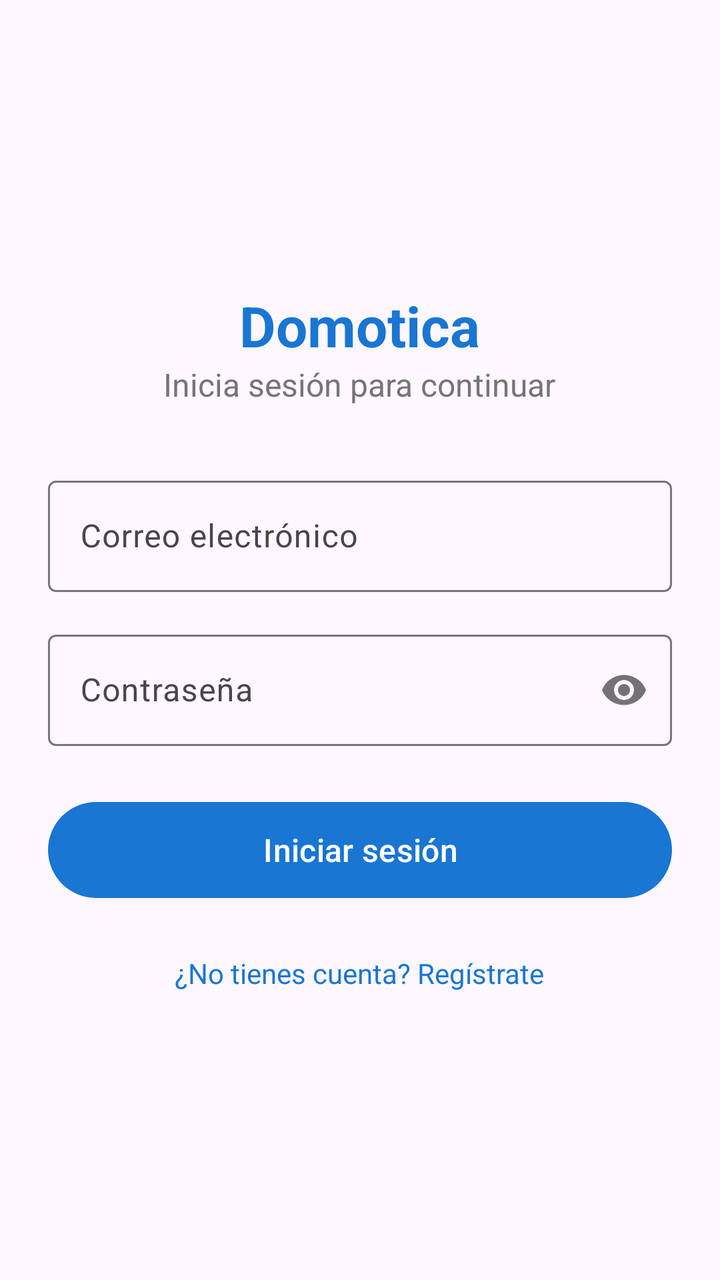
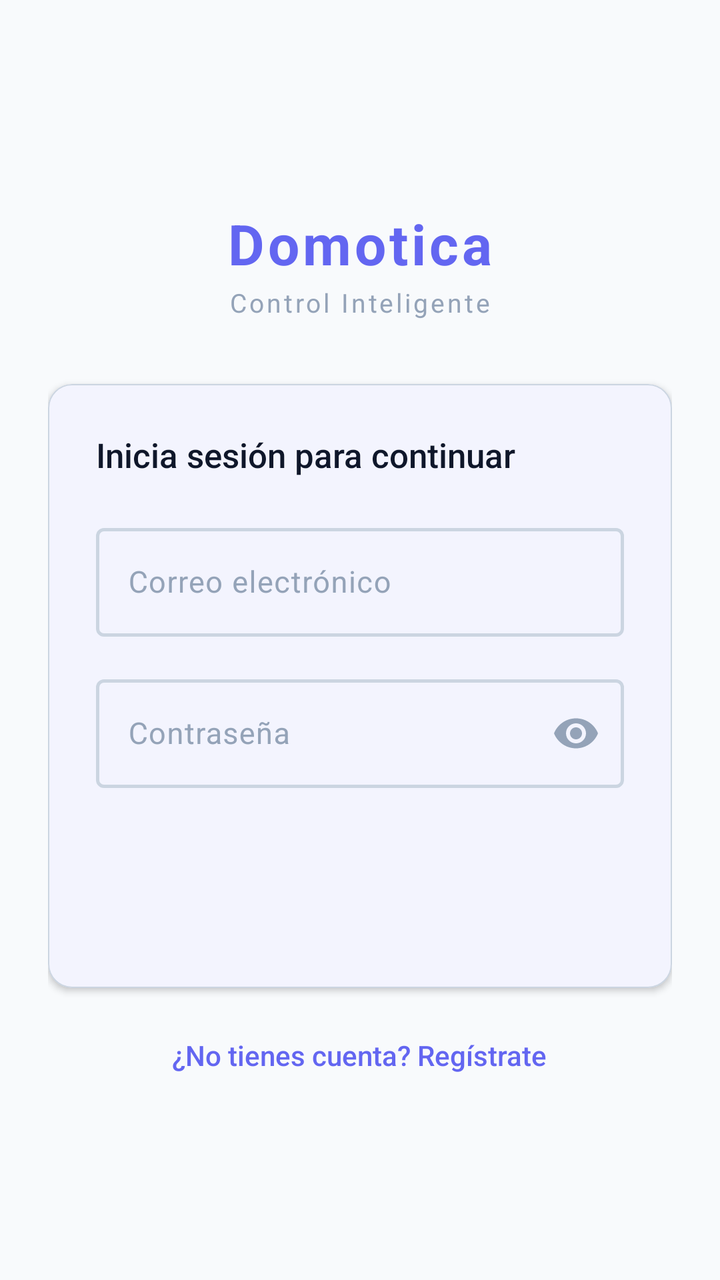

Two renders of the same Android screen: before a commit and after it. Below are the layout's source before the change and the commit's diff.
<!-- AndroidManifest.xml: application theme Theme.Domotica -->
<!-- res/layout/activity_login.xml -->
<?xml version="1.0" encoding="utf-8"?>
<LinearLayout xmlns:android="http://schemas.android.com/apk/res/android"
    xmlns:app="http://schemas.android.com/apk/res-auto"
    android:layout_width="match_parent"
    android:layout_height="match_parent"
    android:gravity="center"
    android:orientation="vertical"
    android:padding="24dp">

    <TextView
        android:layout_width="wrap_content"
        android:layout_height="wrap_content"
        android:text="@string/app_name"
        android:textSize="28sp"
        android:textStyle="bold"
        android:textColor="@color/primary" />

    <TextView
        android:layout_width="wrap_content"
        android:layout_height="wrap_content"
        android:layout_marginBottom="32dp"
        android:text="@string/login_title"
        android:textSize="16sp"
        android:textColor="@color/secondary_text" />

    <com.google.android.material.textfield.TextInputLayout
        android:layout_width="match_parent"
        android:layout_height="wrap_content"
        android:layout_marginBottom="16dp"
        style="@style/Widget.Material3.TextInputLayout.OutlinedBox">

        <com.google.android.material.textfield.TextInputEditText
            android:id="@+id/etEmail"
            android:layout_width="match_parent"
            android:layout_height="wrap_content"
            android:hint="@string/email_hint"
            android:inputType="textEmailAddress" />

    </com.google.android.material.textfield.TextInputLayout>

    <com.google.android.material.textfield.TextInputLayout
        android:layout_width="match_parent"
        android:layout_height="wrap_content"
        android:layout_marginBottom="24dp"
        style="@style/Widget.Material3.TextInputLayout.OutlinedBox"
        app:passwordToggleEnabled="true">

        <com.google.android.material.textfield.TextInputEditText
            android:id="@+id/etPassword"
            android:layout_width="match_parent"
            android:layout_height="wrap_content"
            android:hint="@string/password_hint"
            android:inputType="textPassword" />

    </com.google.android.material.textfield.TextInputLayout>

    <Button
        android:id="@+id/btnLogin"
        android:layout_width="match_parent"
        android:layout_height="56dp"
        android:text="@string/btn_login"
        android:textSize="16sp" />

    <ProgressBar
        android:id="@+id/progressBar"
        android:layout_width="wrap_content"
        android:layout_height="wrap_content"
        android:layout_marginTop="16dp"
        android:visibility="gone" />

    <TextView
        android:id="@+id/tvGoToRegister"
        android:layout_width="wrap_content"
        android:layout_height="wrap_content"
        android:layout_marginTop="24dp"
        android:text="@string/go_to_register"
        android:textColor="@color/primary"
        android:textSize="14sp" />

</LinearLayout>
<!-- resources referenced by this layout -->
<resources>
  <color name="primary">#1976D2</color>
  <color name="secondary_text">#757575</color>
  <string name="app_name">Domotica</string>
  <string name="btn_login">Iniciar sesión</string>
  <string name="password_hint">Contraseña</string>
  <style name="Base.Theme.Domotica" parent="Theme.Material3.DayNight.NoActionBar">
          <item name="colorPrimary">@color/primary</item>
          <item name="colorPrimaryVariant">@color/primary_dark</item>
          <item name="colorOnPrimary">@color/white</item>
      </style>
  <color name="primary_dark">#1565C0</color>
  <color name="white">#FFFFFFFF</color>
  <!-- unchanged entries left out for length: 4 -->
</resources>

<!-- the commit's change to res/layout/activity_login.xml (unified diff, before → after) -->
@@ -3,78 +3,123 @@
     xmlns:app="http://schemas.android.com/apk/res-auto"
     android:layout_width="match_parent"
     android:layout_height="match_parent"
+    android:background="@color/background"
     android:gravity="center"
     android:orientation="vertical"
-    android:padding="24dp">
+    android:padding="@dimen/spacing_xxl">
 
-    <TextView
+    <LinearLayout
         android:layout_width="wrap_content"
         android:layout_height="wrap_content"
-        android:text="@string/app_name"
-        android:textSize="28sp"
-        android:textStyle="bold"
-        android:textColor="@color/primary" />
+        android:gravity="center"
+        android:orientation="vertical"
+        android:layout_marginBottom="@dimen/spacing_xxxl">
 
-    <TextView
-        android:layout_width="wrap_content"
-        android:layout_height="wrap_content"
-        android:layout_marginBottom="32dp"
-        android:text="@string/login_title"
-        android:textSize="16sp"
-        android:textColor="@color/secondary_text" />
+        <TextView
+            android:layout_width="wrap_content"
+            android:layout_height="wrap_content"
+            android:text="@string/app_name"
+            android:textSize="28sp"
+            android:textStyle="bold"
+            android:textColor="@color/primary"
+            android:letterSpacing="0.06" />
 
-    <com.google.android.material.textfield.TextInputLayout
+        <TextView
+            android:layout_width="wrap_content"
+            android:layout_height="wrap_content"
+            android:layout_marginTop="2dp"
+            android:text="@string/app_subtitle"
+            android:textSize="13sp"
+            android:textColor="@color/text_tertiary"
+            android:letterSpacing="0.1" />
+
+    </LinearLayout>
+
+    <com.google.android.material.card.MaterialCardView
         android:layout_width="match_parent"
         android:layout_height="wrap_content"
-        android:layout_marginBottom="16dp"
-        style="@style/Widget.Material3.TextInputLayout.OutlinedBox">
+        app:cardElevation="2dp"
+        app:strokeWidth="0.5dp"
+        app:strokeColor="@color/outline"
+        app:cardBackgroundColor="@color/surface"
+        app:shapeAppearanceOverlay="@style/ShapeAppearance.Domotica.Card">
 
-        <com.google.android.material.textfield.TextInputEditText
-            android:id="@+id/etEmail"
+        <LinearLayout
             android:layout_width="match_parent"
             android:layout_height="wrap_content"
-            android:hint="@string/email_hint"
-            android:inputType="textEmailAddress" />
+            android:orientation="vertical"
+            android:padding="@dimen/spacing_xxl">
 
-    </com.google.android.material.textfield.TextInputLayout>
+            <TextView
+                android:layout_width="wrap_content"
+                android:layout_height="wrap_content"
+                android:text="@string/login_title"
+                android:textSize="@dimen/text_lg"
+                android:textColor="@color/text_primary"
+                android:fontFamily="sans-serif-medium"
+                android:layout_marginBottom="@dimen/spacing_xl" />
 
-    <com.google.android.material.textfield.TextInputLayout
-        android:layout_width="match_parent"
-        android:layout_height="wrap_content"
-        android:layout_marginBottom="24dp"
-        style="@style/Widget.Material3.TextInputLayout.OutlinedBox"
-        app:passwordToggleEnabled="true">
+            <com.google.android.material.textfield.TextInputLayout
+                android:layout_width="match_parent"
+                android:layout_height="wrap_content"
+                android:layout_marginBottom="@dimen/spacing_lg"
+                style="@style/Widget.Domotica.TextInput">
 
-        <com.google.android.material.textfield.TextInputEditText
-            android:id="@+id/etPassword"
-            android:layout_width="match_parent"
-            android:layout_height="wrap_content"
-            android:hint="@string/password_hint"
-            android:inputType="textPassword" />
+                <com.google.android.material.textfield.TextInputEditText
+                    android:id="@+id/etEmail"
+                    android:layout_width="match_parent"
+                    android:layout_height="wrap_content"
+                    android:hint="@string/email_hint"
+                    android:inputType="textEmailAddress"
+                    android:textColor="@color/text_primary"
+                    android:textSize="@dimen/text_md" />
 
-    </com.google.android.material.textfield.TextInputLayout>
+            </com.google.android.material.textfield.TextInputLayout>
 
-    <Button
-        android:id="@+id/btnLogin"
-        android:layout_width="match_parent"
-        android:layout_height="56dp"
-        android:text="@string/btn_login"
-        android:textSize="16sp" />
+            <com.google.android.material.textfield.TextInputLayout
+                android:layout_width="match_parent"
+                android:layout_height="wrap_content"
+                android:layout_marginBottom="@dimen/spacing_xxl"
+                style="@style/Widget.Domotica.TextInput"
+                app:passwordToggleEnabled="true"
+                app:passwordToggleTint="@color/text_tertiary">
 
-    <ProgressBar
-        android:id="@+id/progressBar"
-        android:layout_width="wrap_content"
-        android:layout_height="wrap_content"
-        android:layout_marginTop="16dp"
-        android:visibility="gone" />
+                <com.google.android.material.textfield.TextInputEditText
+                    android:id="@+id/etPassword"
+                    android:layout_width="match_parent"
+                    android:layout_height="wrap_content"
+                    android:hint="@string/password_hint"
+                    android:inputType="textPassword"
+                    android:textColor="@color/text_primary"
+                    android:textSize="@dimen/text_md" />
+
+            </com.google.android.material.textfield.TextInputLayout>
+
+            <Button
+                android:id="@+id/btnLogin"
+                style="@style/Widget.Domotica.Button.Primary"
+                android:text="@string/btn_login" />
+
+            <ProgressBar
+                android:id="@+id/progressBar"
+                android:layout_width="wrap_content"
+                android:layout_height="wrap_content"
+                android:layout_marginTop="@dimen/spacing_lg"
+                android:visibility="gone"
+                android:indeterminateTint="@color/primary" />
+
+        </LinearLayout>
+
+    </com.google.android.material.card.MaterialCardView>
 
     <TextView
         android:id="@+id/tvGoToRegister"
         android:layout_width="wrap_content"
         android:layout_height="wrap_content"
-        android:layout_marginTop="24dp"
+        android:layout_marginTop="@dimen/spacing_xxl"
         android:text="@string/go_to_register"
+        android:textSize="14sp"
         android:textColor="@color/primary"
-        android:textSize="14sp" />
+        android:fontFamily="sans-serif-medium" />
 
 </LinearLayout>
<!-- resource entries referenced after the edit -->
@@ -1,17 +1,90 @@
 <!-- resources referenced by this layout -->
 <resources>
-  <color name="primary">#1976D2</color>
-  <color name="secondary_text">#757575</color>
+  <color name="background">#F8FAFC</color>
+  <color name="outline">#CBD5E1</color>
+  <color name="primary">#6366F1</color>
+  <color name="surface">#FFFFFF</color>
+  <color name="text_primary">#0F172A</color>
+  <color name="text_tertiary">#94A3B8</color>
+  <dimen name="spacing_lg">16dp</dimen>
+  <dimen name="spacing_xl">20dp</dimen>
+  <dimen name="spacing_xxl">24dp</dimen>
+  <dimen name="spacing_xxxl">32dp</dimen>
+  <dimen name="text_lg">17sp</dimen>
+  <dimen name="text_md">15sp</dimen>
   <string name="app_name">Domotica</string>
+  <string name="app_subtitle">Control Inteligente</string>
   <string name="btn_login">Iniciar sesión</string>
   <string name="password_hint">Contraseña</string>
+  <style name="ShapeAppearance.Domotica.Card" parent="ShapeAppearance.Material3.Corner.Medium">
+          <item name="cornerFamily">rounded</item>
+          <item name="cornerSize">@dimen/radius_md</item>
+      </style>
+  <style name="Widget.Domotica.Button.Primary" parent="Widget.Material3.Button">
+          <item name="android:layout_height">@dimen/button_height</item>
+          <item name="android:textSize">@dimen/text_md</item>
+          <item name="android:textColor">@color/on_primary</item>
+          <item name="android:fontFamily">sans-serif-medium</item>
+          <item name="cornerRadius">@dimen/radius_md</item>
+          <item name="backgroundTint">@color/primary</item>
+          <item name="android:textAllCaps">false</item>
+      </style>
+  <style name="Widget.Domotica.TextInput" parent="Widget.Material3.TextInputLayout.OutlinedBox">
+          <item name="boxStrokeWidth">1.5dp</item>
+          <item name="boxStrokeWidthFocused">2dp</item>
+          <item name="hintAnimationEnabled">true</item>
+          <item name="android:textColorHint">@color/text_tertiary</item>
+      </style>
+  <dimen name="radius_md">12dp</dimen>
+  <dimen name="button_height">52dp</dimen>
+  <color name="on_primary">#FFFFFF</color>
   <style name="Base.Theme.Domotica" parent="Theme.Material3.DayNight.NoActionBar">
+          
           <item name="colorPrimary">@color/primary</item>
-          <item name="colorPrimaryVariant">@color/primary_dark</item>
-          <item name="colorOnPrimary">@color/white</item>
+          <item name="colorOnPrimary">@color/on_primary</item>
+          <item name="colorPrimaryContainer">@color/primary_container</item>
+          <item name="colorOnPrimaryContainer">@color/primary_dark</item>
+  
+          
+          <item name="colorSecondary">@color/secondary</item>
+          <item name="colorOnSecondary">@color/on_secondary</item>
+          <item name="colorSecondaryContainer">@color/secondary_container</item>
+          <item name="colorOnSecondaryContainer">@color/secondary_dark</item>
+  
+          
+          <item name="colorSurface">@color/surface</item>
+          <item name="colorOnSurface">@color/text_primary</item>
+          <item name="colorSurfaceVariant">@color/surface_variant</item>
+          <item name="colorOnSurfaceVariant">@color/text_secondary</item>
+  
+          
+          <item name="android:colorBackground">@color/background</item>
+          <item name="colorOnBackground">@color/text_primary</item>
+  
+          
+          <item name="colorOutline">@color/outline</item>
+          <item name="colorOutlineVariant">@color/surface_container</item>
+  
+          
+          <item name="colorError">@color/error</item>
+          <item name="colorOnError">@color/on_primary</item>
+          <item name="colorErrorContainer">@color/error_container</item>
+  
+          
+          <item name="android:statusBarColor">@color/background</item>
+          <item name="android:navigationBarColor">@color/background</item>
       </style>
-  <color name="primary_dark">#1565C0</color>
-  <color name="white">#FFFFFFFF</color>
+  <color name="primary_container">#E0E7FF</color>
+  <color name="primary_dark">#4F46E5</color>
+  <color name="secondary">#14B8A6</color>
+  <color name="on_secondary">#FFFFFF</color>
+  <color name="secondary_container">#CCFBF1</color>
+  <color name="secondary_dark">#0D9488</color>
+  <color name="surface_variant">#F1F5F9</color>
+  <color name="text_secondary">#64748B</color>
+  <color name="surface_container">#E2E8F0</color>
+  <color name="error">#EF4444</color>
+  <color name="error_container">#FEE2E2</color>
   <!-- unchanged entries left out for length: 4 -->
 </resources>
 
